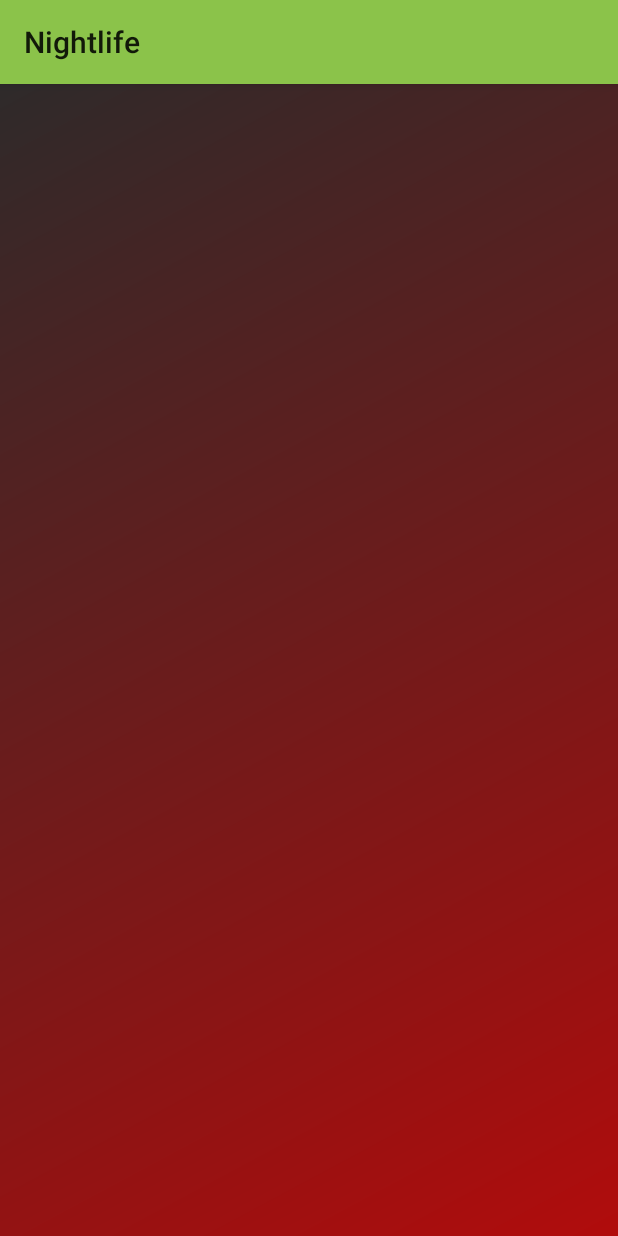
After one commit to bernaljuandiego/Ingenieria-de-software-II, an Android app: the NocturneLifeActivity screen opened directly, with no data from a screen before it, on a phone screen of 412 x 824 dp. The commit adds this screen. Run offline under Robolectric (Android 15) with nearby library versions, the phone set to English and light mode, and no system bars; our stand-ins replace CircleImageView, Firebase (no records; nobody signed in at launch, a user with empty details on screens opened directly); pictures from the network do not load.

Commit message:
Added nigth life module (pending adjusts)
Added partially night life module , pending modifications.

```diff
--- a/excolnet/app/src/main/java/co/edu/konradlorenz/excolnet/Activities/ChatActivity.java
+++ b/excolnet/app/src/main/java/co/edu/konradlorenz/excolnet/Activities/ChatActivity.java
@@ -61,8 +61,8 @@ public class ChatActivity extends AppCompatActivity {
     private RecyclerView.LayoutManager layoutManager;
     private ChatAdapter adapter;
     //Message_Type identifiers
-    private String message_Type_message = "1";
-    private String message_Type_image = "2";
+    private final String message_Type_message = "1";
+    private final String message_Type_image = "2";
 
     //Storage references
 
--- /dev/null
+++ b/excolnet/app/src/main/java/co/edu/konradlorenz/excolnet/Activities/NocturneLifeActivity.java
@@ -0,0 +1,123 @@
+package co.edu.konradlorenz.excolnet.Activities;
+
+import android.os.Bundle;
+
+import com.google.android.material.floatingactionbutton.FloatingActionButton;
+import com.google.android.material.snackbar.Snackbar;
+import com.google.firebase.auth.FirebaseAuth;
+import com.google.firebase.database.DataSnapshot;
+import com.google.firebase.database.DatabaseError;
+import com.google.firebase.database.DatabaseReference;
+import com.google.firebase.database.FirebaseDatabase;
+import com.google.firebase.database.ValueEventListener;
+
+import androidx.annotation.NonNull;
+import androidx.appcompat.app.AppCompatActivity;
+import androidx.appcompat.widget.Toolbar;
+import androidx.recyclerview.widget.LinearLayoutManager;
+import androidx.recyclerview.widget.RecyclerView;
+
+import android.provider.ContactsContract;
+import android.util.Log;
+import android.view.View;
+
+import java.util.ArrayList;
+import java.util.Arrays;
+import java.util.Collections;
+
+import co.edu.konradlorenz.excolnet.Adapters.NocturneLifeAdapter;
+import co.edu.konradlorenz.excolnet.Entities.Interes;
+import co.edu.konradlorenz.excolnet.R;
+
+public class NocturneLifeActivity extends AppCompatActivity {
+
+    private RecyclerView  nocturneList;
+    private Toolbar  toolbar;
+    private FirebaseAuth  myAuth;
+    private DatabaseReference dataRef;
+    private DatabaseReference database;
+    private ArrayList<Interes> intereses;
+    private NocturneLifeAdapter adapt;
+
+
+    @Override
+    protected void onCreate(Bundle savedInstanceState) {
+        super.onCreate(savedInstanceState);
+        setContentView(R.layout.activity_nocturne_life);
+        intereses = new ArrayList<>();
+        getViewElements();
+        getFirebaseComponents();
+
+
+        LinearLayoutManager manager = new LinearLayoutManager(getApplicationContext());
+        this.nocturneList.setHasFixedSize(true);
+        this.nocturneList.setLayoutManager(manager);
+
+    }
+    public void getViewElements(){
+        this.nocturneList = findViewById(R.id.nocturneList);
+        this.toolbar = findViewById(R.id.toolbarNocturneLife);
+        this.toolbar.setTitle("Nightlife");
+
+    }
+
+    public void getFirebaseComponents(){
+        this.myAuth = FirebaseAuth.getInstance();
+        this.database = FirebaseDatabase.getInstance().getReference("BaseDatos");
+        this.dataRef =  database.child("NocturneLife");
+
+    }
+
+
+    @Override
+    protected void onStart() {
+        super.onStart();
+
+    }
+
+    @Override
+    protected void onPause() {
+        super.onPause();
+    }
+
+    @Override
+    protected void onResume() {
+        super.onResume();
+        loadData();
+    }
+
+    public void loadData(){
+
+
+        dataRef.addListenerForSingleValueEvent(new ValueEventListener() {
+            @Override
+            public void onDataChange(@NonNull DataSnapshot dataSnapshot) {
+                Log.i("NocLife", "onDataChange bruh: " +  dataSnapshot.getChildrenCount());
+                for(DataSnapshot data : dataSnapshot.getChildren()){
+                    for(DataSnapshot data2 : data.getChildren()){
+                        Interes interes = data2.getValue(Interes.class);
+                        interes.setTopicName(data2.getKey());
+                        intereses.add(interes);
+
+                    }
+                }
+                adapt = new NocturneLifeAdapter(intereses , getApplicationContext());
+                nocturneList.setAdapter(adapt);
+            }
+
+            @Override
+            public void onCancelled(@NonNull DatabaseError databaseError) {
+
+            }
+        });
+
+
+
+    }
+
+
+
+
+
+
+}
--- /dev/null
+++ b/excolnet/app/src/main/java/co/edu/konradlorenz/excolnet/Adapters/NocturneLifeAdapter.java
@@ -0,0 +1,158 @@
+package co.edu.konradlorenz.excolnet.Adapters;
+
+import android.content.Context;
+import android.content.Intent;
+import android.util.Log;
+import android.view.LayoutInflater;
+import android.view.View;
+import android.view.ViewGroup;
+import android.widget.Button;
+import android.widget.TextView;
+import android.widget.Toast;
+
+import androidx.annotation.NonNull;
+import androidx.cardview.widget.CardView;
+import androidx.recyclerview.widget.RecyclerView;
+
+import com.bumptech.glide.Glide;
+
+import java.util.ArrayList;
+
+import co.edu.konradlorenz.excolnet.Activities.SitesActivity;
+import co.edu.konradlorenz.excolnet.Entities.Interes;
+import co.edu.konradlorenz.excolnet.R;
+import de.hdodenhof.circleimageview.CircleImageView;
+
+import static java.lang.Double.parseDouble;
+
+public class NocturneLifeAdapter extends RecyclerView.Adapter<NocturneLifeAdapter.TopicHolder> {
+
+    public View view;
+    public CardView commonsCardView;
+    private ArrayList<Interes> currentInterests;
+    private Context myContext;
+
+    public NocturneLifeAdapter(ArrayList<Interes> interest, Context context){
+            this.currentInterests = interest;
+            this.myContext = context;
+
+    }
+
+    @NonNull
+    @Override
+    public TopicHolder onCreateViewHolder(@NonNull ViewGroup parent, int viewType) {
+        view = LayoutInflater.from(parent.getContext()).inflate(R.layout.commoncard, parent, false);
+        commonsCardView = (CardView) view.findViewById(R.id.common_card);
+
+        NocturneLifeAdapter.TopicHolder topicHolder = new NocturneLifeAdapter.TopicHolder(view);
+
+        return topicHolder;
+    }
+
+    @Override
+    public void onBindViewHolder(@NonNull TopicHolder holder, int position) {
+        Double currLat =  currentInterests.get(position).getLatitude();
+        Double currLong = currentInterests.get(position).getLongitude();
+        holder.setLatitude(currLat);
+        holder.setLongitude(currLong);
+        holder.getTitle().setText(this.currentInterests.get(position).getTopicName());
+        holder.getDescTextView().setText(this.currentInterests.get(position).getDescription());
+        Glide.with(myContext).load(currentInterests.get(position).getPhotoUrl()).error(R.drawable.com_facebook_profile_picture_blank_square).into(holder.getImageVC());
+    }
+
+    @Override
+    public int getItemCount() {
+        return currentInterests.size();
+    }
+
+    public static  class TopicHolder extends  RecyclerView.ViewHolder {
+
+        private CircleImageView imageVC;
+        private TextView descTextView;
+        private Button locationButton;
+        private TextView title;
+
+
+        //For get Location
+        private Double latitude;
+        private Double longitude;
+
+
+
+
+        public TopicHolder(@NonNull View itemView) {
+            super(itemView);
+            this.imageVC = itemView.findViewById(R.id.circlenImage);
+            this.descTextView = itemView.findViewById(R.id.textDesc);
+            this.locationButton = itemView.findViewById(R.id.locationButton);
+            this.title = itemView.findViewById(R.id.topicTitle);
+
+            initializeLocationListener();
+        }
+
+        public void initializeLocationListener(){
+
+            locationButton.setOnClickListener(new View.OnClickListener() {
+                @Override
+                public void onClick(View v) {
+                   // Toast.makeText(locationButton.getContext() , "hola" , Toast.LENGTH_SHORT).show();
+                    Intent intent = new Intent(itemView.getContext() , SitesActivity.class);
+                    intent.putExtra("latitud" ,  latitude);
+                    intent.putExtra("longitud", longitude);
+                    intent.putExtra("titulo" , title.getText());
+                    intent.putExtra("nameActivity" , "NocturneLife");
+                    itemView.getContext().startActivity(intent);
+
+                }
+            });
+        }
+
+        public CircleImageView getImageVC() {
+            return imageVC;
+        }
+
+        public void setImageVC(CircleImageView imageVC) {
+            this.imageVC = imageVC;
+        }
+
+        public TextView getDescTextView() {
+            return descTextView;
+        }
+
+        public void setDescTextView(TextView descTextView) {
+            this.descTextView = descTextView;
+        }
+
+        public Button getLocationButton() {
+            return locationButton;
+        }
+
+        public void setLocationButton(Button locationButton) {
+            this.locationButton = locationButton;
+        }
+
+        public Double getLatitude() {
+            return latitude;
+        }
+
+        public void setLatitude(Double latitude) {
+            this.latitude = latitude;
+        }
+
+        public Double getLongitude() {
+            return longitude;
+        }
+
+        public void setLongitude(Double longitude) {
+            this.longitude = longitude;
+        }
+
+        public TextView getTitle() {
+            return title;
+        }
+
+        public void setTitle(TextView title) {
+            this.title = title;
+        }
+    }
+}
--- a/excolnet/app/src/main/java/co/edu/konradlorenz/excolnet/Fragments/BottomSheetNavigationFragment.java
+++ b/excolnet/app/src/main/java/co/edu/konradlorenz/excolnet/Fragments/BottomSheetNavigationFragment.java
@@ -24,6 +24,7 @@ import com.google.firebase.auth.FirebaseAuth;
 import com.google.firebase.auth.FirebaseUser;
 
 import co.edu.konradlorenz.excolnet.Activities.LoginActivity;
+import co.edu.konradlorenz.excolnet.Activities.NocturneLifeActivity;
 import co.edu.konradlorenz.excolnet.R;
 
 import static com.facebook.FacebookSdk.getApplicationContext;
@@ -95,7 +96,9 @@ public class BottomSheetNavigationFragment extends BottomSheetDialogFragment {
                         Toast.makeText(getContext(), "Tourism agencies Option Selected", Toast.LENGTH_SHORT).show();
                         return true;
                     case R.id.nav_night_life_option:
-                        Toast.makeText(getContext(), "Night Life Option Selected", Toast.LENGTH_SHORT).show();
+                        Intent intent = new Intent(getContext() , NocturneLifeActivity.class);
+                        startActivity(intent);
+                        BottomSheetNavigationFragment.super.dismiss();
                         return true;
                     case R.id.nav_living_costs_option:
                         Toast.makeText(getContext(), "Living Costs Option Selected", Toast.LENGTH_SHORT).show();
--- /dev/null
+++ b/excolnet/app/src/main/res/drawable/cornerradiuscard.xml
@@ -0,0 +1,4 @@
+<?xml version="1.0" encoding="utf-8"?>
+<selector xmlns:android="http://schemas.android.com/apk/res/android">
+
+</selector>
--- /dev/null
+++ b/excolnet/app/src/main/res/drawable/location_icon.xml
@@ -0,0 +1,5 @@
+<vector android:height="48dp" android:tint="#FF0023"
+    android:viewportHeight="24.0" android:viewportWidth="24.0"
+    android:width="48dp" xmlns:android="http://schemas.android.com/apk/res/android">
+    <path android:fillColor="#862C2C" android:pathData="M12,2C8.13,2 5,5.13 5,9c0,5.25 7,13 7,13s7,-7.75 7,-13c0,-3.87 -3.13,-7 -7,-7zM12,11.5c-1.38,0 -2.5,-1.12 -2.5,-2.5s1.12,-2.5 2.5,-2.5 2.5,1.12 2.5,2.5 -1.12,2.5 -2.5,2.5z"/>
+</vector>
--- /dev/null
+++ b/excolnet/app/src/main/res/drawable/nocturnelife_bkg.xml
@@ -0,0 +1,10 @@
+<?xml version="1.0" encoding="utf-8"?>
+    <shape xmlns:android="http://schemas.android.com/apk/res/android"
+        android:shape="rectangle">
+        <gradient
+            android:angle="135"
+            android:endColor="#2E2A2A"
+            android:startColor="#B10C0C" />
+
+        <corners android:radius="0dp" />
+    </shape>
--- /dev/null
+++ b/excolnet/app/src/main/res/layout/activity_nocturne_life.xml
@@ -0,0 +1,27 @@
+<?xml version="1.0" encoding="utf-8"?>
+<androidx.coordinatorlayout.widget.CoordinatorLayout xmlns:android="http://schemas.android.com/apk/res/android"
+    xmlns:app="http://schemas.android.com/apk/res-auto"
+    xmlns:tools="http://schemas.android.com/tools"
+    android:layout_width="match_parent"
+    android:layout_height="match_parent"
+    tools:context=".Activities.NocturneLifeActivity">
+
+    <com.google.android.material.appbar.AppBarLayout
+        android:layout_width="match_parent"
+        android:layout_height="wrap_content"
+        android:theme="@style/AppTheme">
+
+        <androidx.appcompat.widget.Toolbar
+            android:id="@+id/toolbarNocturneLife"
+            android:layout_width="match_parent"
+            android:layout_height="?attr/actionBarSize"
+            android:background="@color/colorPrimary"
+            app:popupTheme="@style/AppTheme" />
+
+    </com.google.android.material.appbar.AppBarLayout>
+
+    <include layout="@layout/content_nocturne_life" />
+
+
+
+</androidx.coordinatorlayout.widget.CoordinatorLayout>
--- /dev/null
+++ b/excolnet/app/src/main/res/layout/content_nocturne_life.xml
@@ -0,0 +1,19 @@
+<?xml version="1.0" encoding="utf-8"?>
+<LinearLayout xmlns:android="http://schemas.android.com/apk/res/android"
+    xmlns:app="http://schemas.android.com/apk/res-auto"
+    xmlns:tools="http://schemas.android.com/tools"
+    android:layout_width="match_parent"
+    android:layout_height="match_parent"
+    app:layout_behavior="@string/appbar_scrolling_view_behavior"
+    tools:context=".Activities.NocturneLifeActivity"
+    android:background="@drawable/nocturnelife_bkg"
+    tools:showIn="@layout/activity_nocturne_life">
+
+
+    <androidx.recyclerview.widget.RecyclerView
+        android:id="@+id/nocturneList"
+        android:layout_width="match_parent"
+        android:layout_height="wrap_content"
+        tools:layout_editor_absoluteX="8dp"
+        tools:layout_editor_absoluteY="8dp" />
+</LinearLayout>
--- a/excolnet/app/src/main/res/values/colors.xml
+++ b/excolnet/app/src/main/res/values/colors.xml
@@ -20,5 +20,5 @@
     <color name="divider_greys">#E7E6E6</color>
     <color name="chatBackground">#E4F3D3</color>
     <color name="blue">#E0F5FF</color>
-
+    <color name="permantlyBlack">#1D1F1F</color>
 </resources>
```
Also changed, not shown: excolnet/app/src/main/AndroidManifest.xml (+5 -6 lines), excolnet/app/src/main/java/co/edu/konradlorenz/excolnet/Entities/Interes.java (+42 -53 lines), excolnet/app/src/main/res/drawable/blue_border.xml (added, +13 -0 lines), excolnet/app/src/main/res/drawable/ubicationbutton.xml (added, +13 -0 lines), excolnet/app/src/main/res/layout/commoncard.xml (added, +103 -0 lines).
